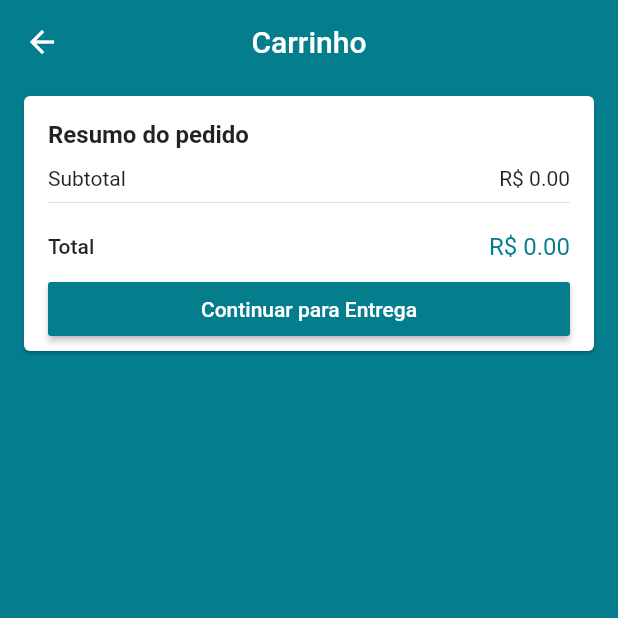
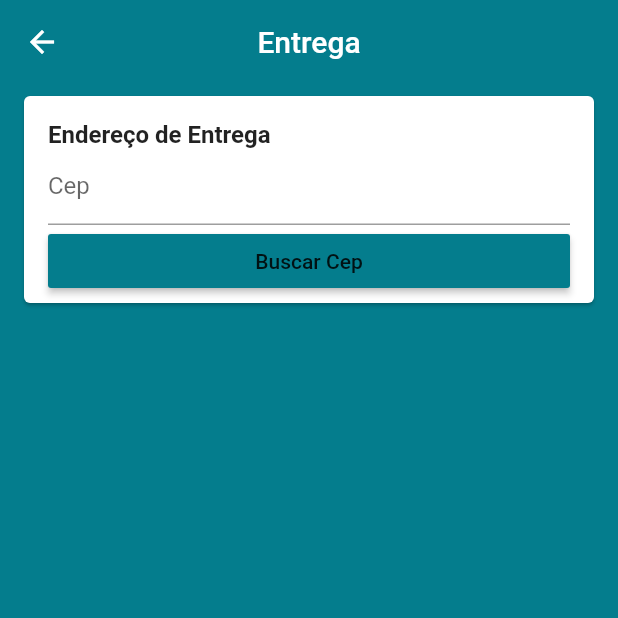
Before and after one commit to ricardoaps72/lojavirtual, a Flutter app: the CartScreen screen opened by its route, after a tap on "Continuar para Entrega", on a phone screen of 412 x 824 dp, the top half of it. Run offline on Flutter 3.47's test engine with Material 2 defaults, Android fonts, the phone set to English and light mode, and no system bars; our stand-ins replace brasil_fields, carousel_pro, cloud_firestore, dio, firebase_auth, firebase_core and 4 more; missing offline and left inert: alphabet_list_scroll_view; accounts and stored records are empty; network calls fail.

Commit message:
Buscar Cep para calcular Frete

```diff
--- a/lib/common/custon_icon_button.dart
+++ b/lib/common/custon_icon_button.dart
@@ -2,11 +2,12 @@ import 'package:flutter/material.dart';
 
 class CustomIconButton extends StatelessWidget{
 
-  const CustomIconButton({this.iconData, this.color, this.onTap});
+  const CustomIconButton({this.iconData, this.color, this.onTap, this.size});
 
   final IconData iconData;
   final Color color;
   final VoidCallback onTap;
+  final double size;
 
   @override
   Widget build(BuildContext context) {
@@ -21,6 +22,7 @@ class CustomIconButton extends StatelessWidget{
             child: Icon(
               iconData,
               color: onTap != null ? color : Colors.grey[400],
+              size: size ?? 24,
             ),
           ),
         ),
--- a/lib/main.dart
+++ b/lib/main.dart
@@ -5,6 +5,7 @@ import 'package:lojavirtual/models/admin_users_manager.dart';
 import 'package:lojavirtual/models/cart_manager.dart';
 import 'package:lojavirtual/models/product_manager.dart';
 import 'package:lojavirtual/models/user_manager.dart';
+import 'package:lojavirtual/screens/address/address_screen.dart';
 import 'package:lojavirtual/screens/base/base_screen.dart';
 import 'package:lojavirtual/screens/base/cart/cart_screen.dart';
 import 'package:lojavirtual/screens/base/edit_product/edit_product_screen.dart';
@@ -12,6 +13,7 @@ import 'package:lojavirtual/screens/base/login/login_screen.dart';
 import 'package:lojavirtual/screens/base/product/product_screen.dart';
 import 'package:lojavirtual/screens/base/select_product/select_product_screen.dart';
 import 'package:lojavirtual/screens/base/signup/signup_screen.dart';
+import 'package:lojavirtual/services/cepaberto_service.dart';
 import 'package:provider/provider.dart';
 
 import 'models/home_manager.dart';
@@ -21,6 +23,7 @@ Future<void> main() async {
   WidgetsFlutterBinding.ensureInitialized();
   await Firebase.initializeApp();
   runApp(MyApp());
+  CepAbertoService().getAddressFromCep('13.483-081').then((address) => print(address));
 
   //FirebaseFirestore.instance.collection('teste').add({'teste': 'teste'});
 
@@ -119,6 +122,8 @@ class MyApp extends StatelessWidget {
               ));
             case '/cart' :
               return MaterialPageRoute(builder: (_) => CartScreen());
+            case '/address' :
+              return MaterialPageRoute(builder: (_) => AddressScreen());
             case '/select_product' :
               return MaterialPageRoute(builder: (_) => SelectProductScreen());
             case '/edit_product' :
--- /dev/null
+++ b/lib/models/address.dart
@@ -0,0 +1,19 @@
+class Address {
+  Address({this.street, this.number, this.complement, this.district,
+      this.zipCode, this.city, this.state, this.lat, this.long});
+
+  String street;
+  String number;
+  String complement;
+  String district;
+  String zipCode;
+  String city;
+  String state;
+
+  double lat;
+  double long;
+
+
+
+
+}
--- /dev/null
+++ b/lib/screens/address/address_screen.dart
@@ -0,0 +1,20 @@
+import 'package:flutter/material.dart';
+
+import 'components/address_card.dart';
+
+class AddressScreen extends StatelessWidget {
+  @override
+  Widget build(BuildContext context) {
+    return Scaffold(
+      appBar: AppBar(
+        title: const Text('Entrega'),
+        centerTitle: true,
+      ),
+      body: ListView(
+        children: [
+          AddressCard(),
+        ],
+      ),
+    );
+  }
+}
--- /dev/null
+++ b/lib/screens/address/components/address_card.dart
@@ -0,0 +1,40 @@
+import 'package:flutter/material.dart';
+import 'package:lojavirtual/models/address.dart';
+import 'package:lojavirtual/models/cart_manager.dart';
+import 'package:provider/provider.dart';
+
+import 'address_input_field.dart';
+import 'cep_input_field.dart';
+
+class AddressCard extends StatelessWidget {
+  @override
+  Widget build(BuildContext context) {
+    return Card(
+      margin: const EdgeInsets.symmetric(horizontal: 16, vertical: 8),
+      child: Padding(
+        padding: const EdgeInsets.fromLTRB(16, 16, 16, 4),
+        child: Consumer<CartManager>(
+            builder: (_, cartManager, __) {
+              final address = cartManager.address ?? Address();
+              return Form(
+                child: Column(
+                  crossAxisAlignment: CrossAxisAlignment.start,
+                  children: [
+                    Text(
+                      'Endereço de Entrega',
+                      style: TextStyle(
+                        fontWeight: FontWeight.w600,
+                        fontSize: 16,
+                      ),
+                    ),
+                    CepInputField(address),
+                    AddressInputField(address),
+                  ],
+                ),
+              );
+            }
+        ),
+      ),
+    );
+  }
+}
--- /dev/null
+++ b/lib/screens/address/components/address_input_field.dart
@@ -0,0 +1,138 @@
+import 'package:flutter/material.dart';
+import 'package:flutter/services.dart';
+import 'package:lojavirtual/models/address.dart';
+import 'package:lojavirtual/models/cart_manager.dart';
+import 'package:provider/provider.dart';
+
+class AddressInputField extends StatelessWidget {
+
+  const AddressInputField(this.address);
+  final Address address;
+
+  @override
+  Widget build(BuildContext context) {
+
+    String emptyValidator(String text) =>
+        text.isEmpty ? 'Campo obrigatório' : null;
+
+    if (address.zipCode != null)
+      return Column(
+        crossAxisAlignment: CrossAxisAlignment.stretch,
+        children: <Widget>[
+          TextFormField(
+            initialValue: address.street,
+            decoration: const InputDecoration(
+              isDense: true,
+              labelText: 'Rua / Avenida',
+              hintText: 'Av. Brasil',
+            ),
+            validator: emptyValidator,
+            onSaved: (t) => address.street = t,
+          ),
+          Row(
+            children: [
+              Expanded(
+                child: TextFormField(
+                  initialValue: address.number,
+                  decoration: const InputDecoration(
+                    isDense: true,
+                    labelText: 'Number',
+                    hintText: '123'
+                  ),
+                  inputFormatters: [
+                    WhitelistingTextInputFormatter.digitsOnly,
+                  ],
+                  keyboardType: TextInputType.number,
+                  validator: emptyValidator,
+                  onSaved: (t) => address.number = t,
+                ),
+              ),
+              const SizedBox(
+                width: 16,
+              ),
+              Expanded(
+                  child: TextFormField(
+                    initialValue: address.complement,
+                    decoration: const InputDecoration(
+                      isDense: true,
+                      labelText: 'Comlemento',
+                      hintText: 'Opcional',
+                    ),
+                    onSaved: (t) => address.complement = t,
+                  ),
+              ),
+            ],
+          ),
+          TextFormField(
+            initialValue: address.district,
+            decoration: const InputDecoration(
+              isDense: true,
+              labelText: 'Bairro',
+              hintText: 'Centro',
+            ),
+            validator: emptyValidator,
+            onSaved: (t) => address.district = t,
+          ),
+          Row(
+            children: [
+              Expanded(
+                flex: 3,
+                child: TextFormField(
+                  enabled: false,
+                  initialValue: address.city,
+                  decoration: const InputDecoration(
+                    isDense: true,
+                    labelText: 'Cidade',
+                    hintText: 'Limeira',
+                  ),
+                  validator: emptyValidator,
+                  onSaved: (t) => address.city = t,
+                ),
+              ),
+              SizedBox(
+                width: 16,
+              ),
+              Expanded(
+                child: TextFormField(
+                  autocorrect: false,
+                  enabled: false,
+                  textCapitalization: TextCapitalization.characters,
+                  initialValue: address.state,
+                  decoration: const InputDecoration(
+                    isDense: true,
+                    labelText: 'UF',
+                    hintText: 'SP',
+                    counterText: '',
+                  ),
+                  maxLength: 2,
+                  validator: (e) {
+                    if (e.isEmpty){
+                      return 'Campo obrigatório';
+                    } else if (e.length != 2){
+                      return 'Inválido';
+                    }
+                    return null;
+                  },
+                ),
+              ),
+            ],
+          ),
+          const SizedBox(height: 8,),
+          RaisedButton(
+            color: Theme.of(context).primaryColor,
+            disabledColor: Theme.of(context).primaryColor.withAlpha(100),
+            textColor: Colors.white,
+            onPressed: (){
+              if(Form.of(context).validate()){
+                Form.of(context).save();
+                context.read<CartManager>().setAddress(address);
+              }
+           },
+            child: const Text('Calcular Frete'),
+          ),
+        ],
+      );
+    else
+      return Container();
+  }
+}
--- /dev/null
+++ b/lib/screens/address/components/cep_input_field.dart
@@ -0,0 +1,81 @@
+import 'package:brasil_fields/formatter/cep_input_formatter.dart';
+import 'package:flutter/material.dart';
+import 'package:flutter/services.dart';
+import 'package:lojavirtual/common/custon_icon_button.dart';
+import 'package:lojavirtual/models/address.dart';
+import 'package:lojavirtual/models/cart_manager.dart';
+import 'package:provider/provider.dart';
+
+class CepInputField extends StatelessWidget {
+
+  CepInputField(this.address);
+
+  final Address address;
+  final TextEditingController cepController = TextEditingController();
+
+  @override
+  Widget build(BuildContext context) {
+    if (address.zipCode == null)
+      return Column(
+        crossAxisAlignment: CrossAxisAlignment.stretch,
+        children: [
+          TextFormField(
+            controller: cepController,
+              decoration: const InputDecoration(
+              isDense: true,
+              labelText: 'Cep',
+              hintText: '13.480-000',
+            ),
+            inputFormatters: [
+              WhitelistingTextInputFormatter.digitsOnly,
+              CepInputFormatter(),
+            ],
+            keyboardType: TextInputType.number,
+            validator: (cep){
+                if (cep.isEmpty)
+                  return 'Campo obrigatório';
+                else if (cep.length != 10)
+                  return 'Cep inválido';
+                return null;
+            },
+          ),
+          RaisedButton(
+              onPressed: (){
+                if (Form.of(context).validate()){
+                    context.read<CartManager>().getAddress(cepController.text);
+                  }
+              },
+            color: Theme.of(context).primaryColor,
+            disabledColor: Theme.of(context).primaryColor.withAlpha(100),
+            child: Text('Buscar Cep'),
+              ),
+        ],
+      );
+    else {
+      return Padding(
+        padding: const EdgeInsets.symmetric(vertical: 4),
+        child: Row(
+          children: <Widget> [
+            Expanded(
+              child: Text(
+                'CEP: ${address.zipCode}',
+                style: TextStyle(
+                  color: Theme.of(context).primaryColor,
+                  fontWeight: FontWeight.w600
+                ),
+              ),
+            ),
+            CustomIconButton(
+              iconData: Icons.edit,
+              color: Theme.of(context).primaryColor,
+              size: 20,
+              onTap: (){
+                context.read<CartManager>().removeAddress();
+              },
+            ),
+          ],
+        ),
+      );
+    }
+  }
+}
--- a/lib/screens/base/cart/cart_screen.dart
+++ b/lib/screens/base/cart/cart_screen.dart
@@ -23,7 +23,7 @@ class CartScreen extends StatelessWidget {
           PriceCard(
             buttonText: 'Continuar para Entrega',
             onPressed: cartManager.isCartValid ? (){
-
+              Navigator.of(context).pushNamed('/address');
             } : null,
           ),
           ],
--- /dev/null
+++ b/lib/services/cepaberto_service.dart
@@ -0,0 +1,29 @@
+import 'dart:io';
+
+import 'package:dio/dio.dart';
+import 'package:lojavirtual/models/cepaberto_address.dart';
+
+const token = '544df60886a8a1580029127d7d4ffa14';
+
+class CepAbertoService {
+
+  Future<CepAbertoAddress> getAddressFromCep(String cep) async {
+  final cleanCep = cep.replaceAll('.', '').replaceAll('-', '');
+  final endpoint = "https://www.cepaberto.com/api/v3/cep?cep=$cleanCep";
+
+  final Dio dio = Dio();
+  dio.options.headers[HttpHeaders.authorizationHeader] = 'Token token=$token';
+
+  try {
+    final response = await dio.get<Map<String, dynamic>>(endpoint);
+    if(response.data.isEmpty){
+      return Future.error('Cep Inválido');
+    }
+    final CepAbertoAddress address = CepAbertoAddress.fromMap(response.data);
+    return address;
+  } on DioError catch (e) {
+    return Future.error('Erro ao buscar Cep');
+  }
+}
+
+}
--- a/pubspec.yaml
+++ b/pubspec.yaml
@@ -41,6 +41,8 @@ dependencies:
   image_picker: ^0.6.7+11
   image_cropper: ^1.3.1
   uuid: ^2.0.4
+  dio: ^3.0.9
+  brasil_fields: ^0.1.0
 
 
 dev_dependencies:
```
Also changed, not shown: lib/models/cart_manager.dart (+42 -0 lines), lib/models/cepaberto_address.dart (added, +53 -0 lines), pubspec.lock.
